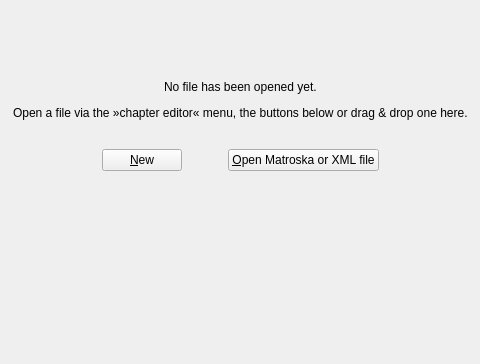
The window that src/mkvtoolnix-gui/forms/chapter_editor/tool.ui (jpsdr/MKVToolnix-Windows-7) describes before a commit, drawn with Qt 5; both pictures show x 215 to 695 and y 127 to 491 of the 910 by 491 pixel window.
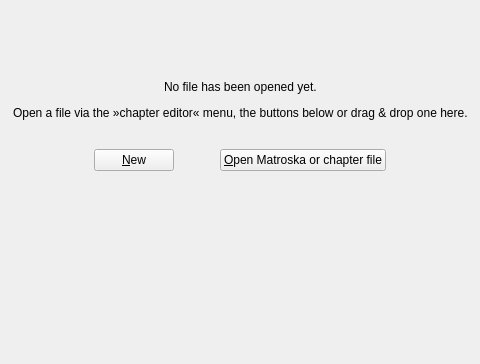
The same window after the commit. The open tabs and pages were chosen to show the change. Icons and pictures are not drawn.

Commit message:
GUI: chapter editor: rename open function to »Open Matroska or chapter file«
Maybe this is what the original reporter behind #1269 meant.

The edit to the form file:
```diff
--- a/src/mkvtoolnix-gui/forms/chapter_editor/tool.ui
+++ b/src/mkvtoolnix-gui/forms/chapter_editor/tool.ui
@@ -190,7 +190,7 @@
             <item>
              <widget class="QPushButton" name="openFileButton">
               <property name="text">
-               <string>&amp;Open Matroska or XML file</string>
+               <string>&amp;Open Matroska or chapter file</string>
               </property>
               <property name="icon">
                <iconset resource="../../qt_resources.qrc">
```
The commit also changes 1 other file.
